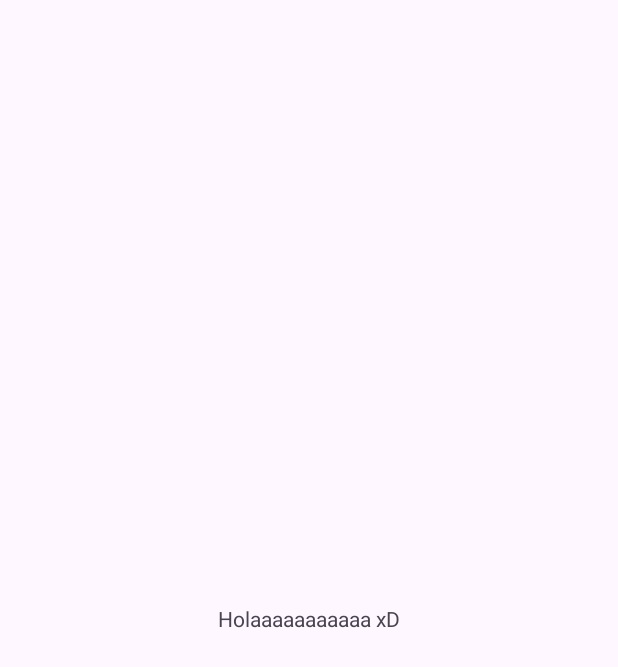
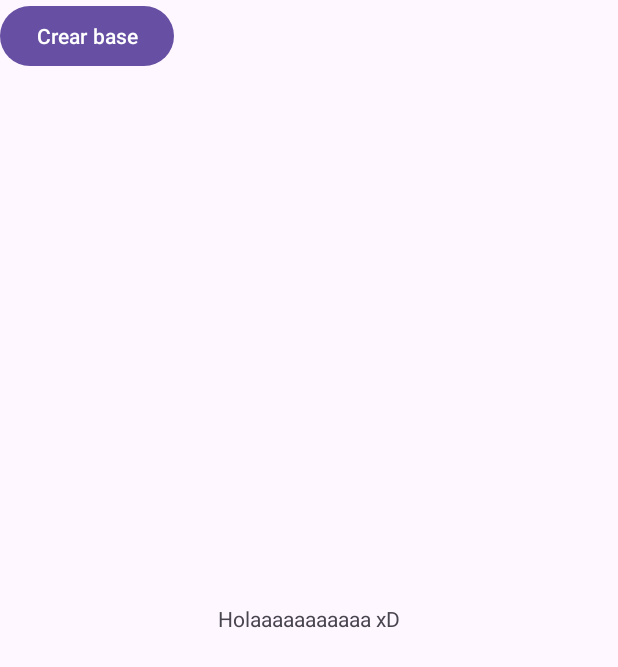
Before and after one commit to regisVald/Telemedicina, an Android app: the screen it shows after launch (MainActivity), on a phone screen of 412 x 824 dp. Before the commit the part shown is almost empty. Shown: the top 667 px of the screen. Run offline under Robolectric (Android 15) with nearby library versions, the phone set to English and light mode, and no system bars.

Commit message:
Feat: Creacion base de datos y tabla CT_Rol

```diff
--- a/app/src/main/java/com/example/mediconnect/MainActivity.java
+++ b/app/src/main/java/com/example/mediconnect/MainActivity.java
@@ -2,13 +2,36 @@ package com.example.mediconnect;
 
 import androidx.appcompat.app.AppCompatActivity;
 
+import android.database.sqlite.SQLiteDatabase;
 import android.os.Bundle;
+import android.view.View;
+import android.widget.Button;
+import android.widget.Toast;
+
+import com.example.mediconnect.db.dbHelper;
 
 public class MainActivity extends AppCompatActivity {
 
+    Button btnCrear;
     @Override
     protected void onCreate(Bundle savedInstanceState) {
         super.onCreate(savedInstanceState);
         setContentView(R.layout.activity_main);
+
+        btnCrear = findViewById(R.id.btnCrear);
+
+        btnCrear.setOnClickListener(new View.OnClickListener() {
+            @Override
+            public void onClick(View v) {
+                dbHelper dbHelper = new dbHelper(MainActivity.this);
+                SQLiteDatabase db = dbHelper.getWritableDatabase();
+                if(db != null){
+                    Toast.makeText(MainActivity.this, "Base de datos creada", Toast.LENGTH_SHORT).show();
+                }else {
+                    Toast.makeText(MainActivity.this, "Error al crear la base de datos", Toast.LENGTH_SHORT).show();
+
+                }
+            }
+        });
     }
 }
--- a/app/src/main/res/layout/activity_main.xml
+++ b/app/src/main/res/layout/activity_main.xml
@@ -15,4 +15,12 @@
         app:layout_constraintStart_toStartOf="parent"
         app:layout_constraintTop_toTopOf="parent" />
 
+    <Button
+        android:id="@+id/btnCrear"
+        android:layout_width="wrap_content"
+        android:layout_height="wrap_content"
+        android:text="Crear base"
+        tools:layout_editor_absoluteX="154dp"
+        tools:layout_editor_absoluteY="385dp" />
+
 </androidx.constraintlayout.widget.ConstraintLayout>
```
Also changed, not shown: app/src/main/java/com/example/mediconnect/db/dbHelper.java (added, +36 -0 lines).
